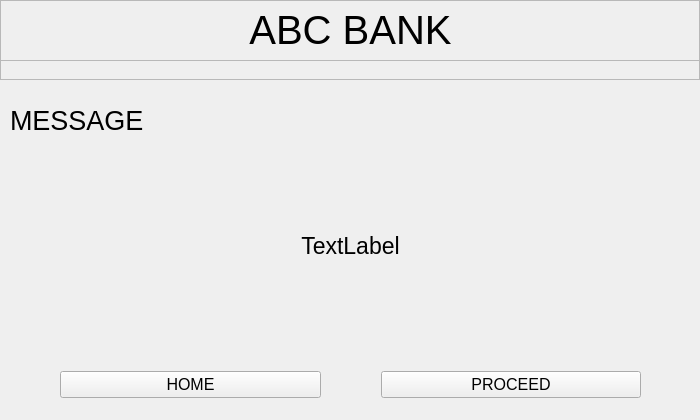
shubhamadhk15/ATM-SIMULATOR, file UI/prompt.ui: the form before one commit.
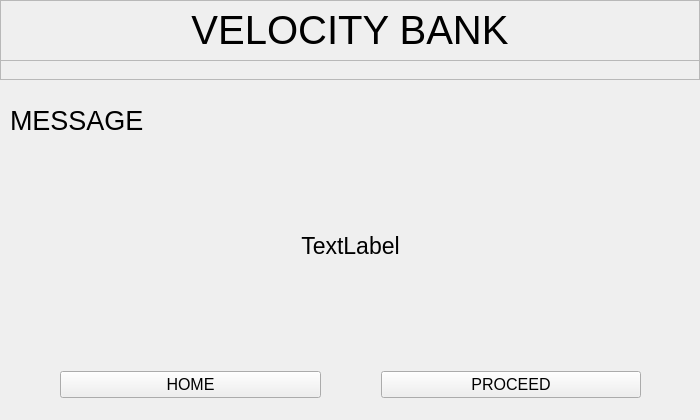
The form after the commit.

Diff of the .ui file:
```diff
--- a/UI/prompt.ui
+++ b/UI/prompt.ui
@@ -34,9 +34,9 @@
    <widget class="QLabel" name="label">
     <property name="geometry">
      <rect>
-      <x>240</x>
+      <x>0</x>
       <y>0</y>
-      <width>221</width>
+      <width>700</width>
       <height>60</height>
      </rect>
     </property>
@@ -46,7 +46,7 @@
      </font>
     </property>
     <property name="text">
-     <string>ABC BANK</string>
+     <string>VELOCITY BANK</string>
     </property>
     <property name="alignment">
      <set>Qt::AlignCenter</set>
```
